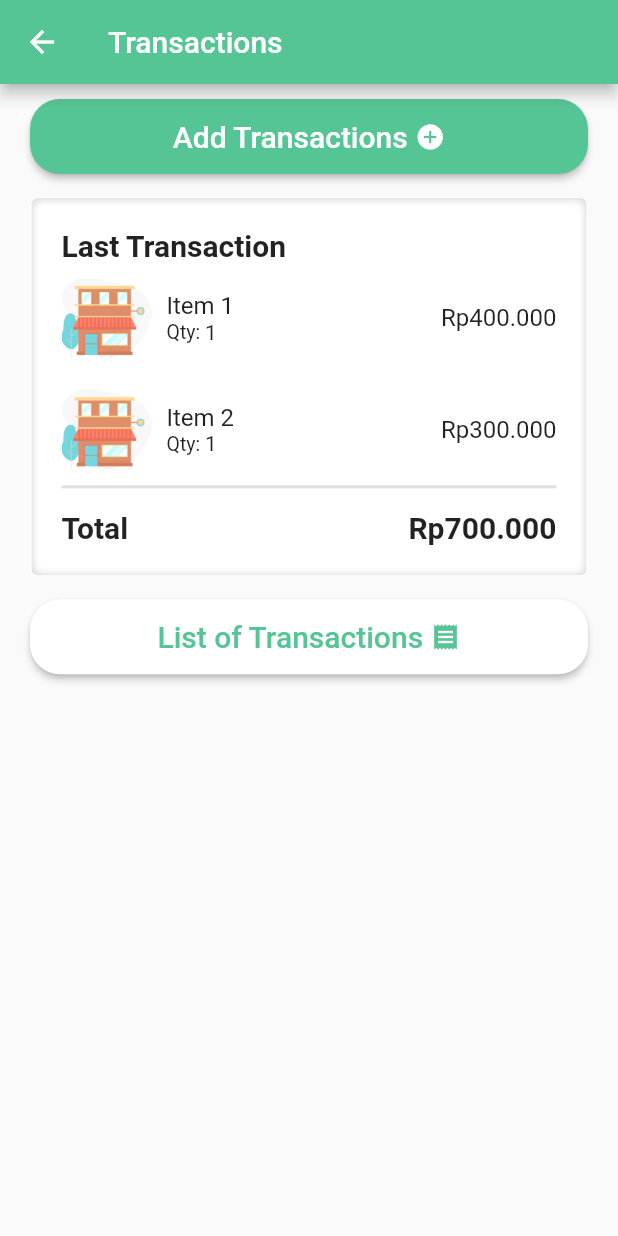
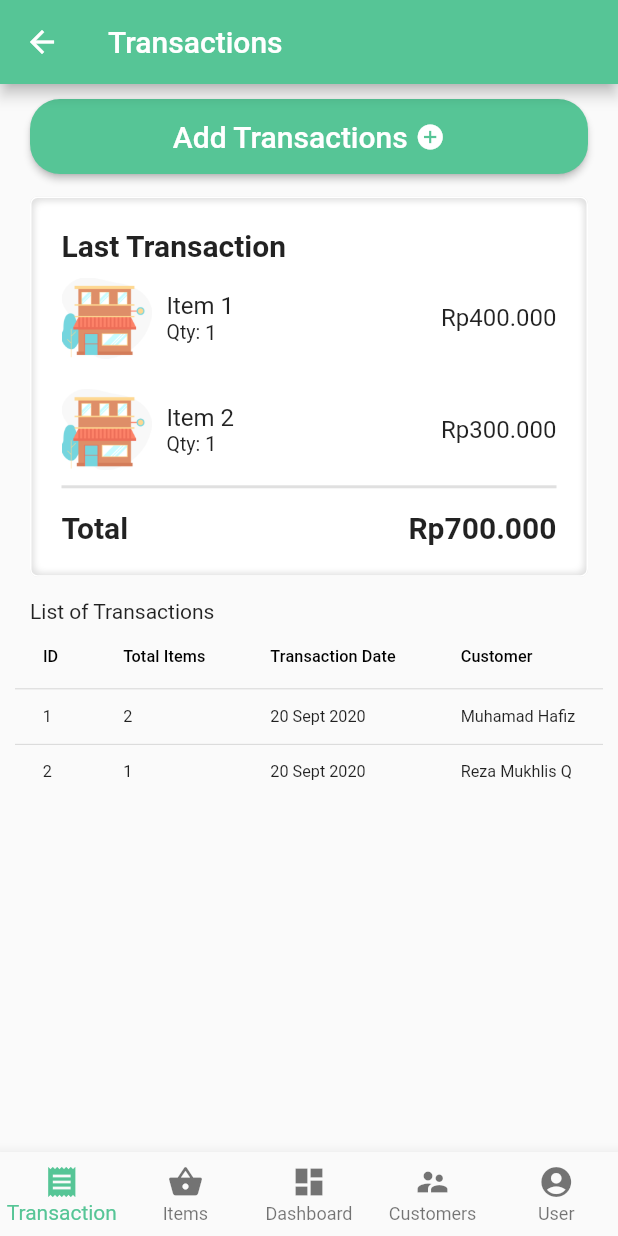
Before and after one commit to iceru/k_easier, a Flutter app: the screen it shows after launch, after a tap on "Transaction", on a phone screen of 412 x 824 dp. Run offline on Flutter 3.47's test engine with Material 2 defaults, Android fonts, the phone set to English and light mode, and no system bars; our stand-ins replace firebase_core; accounts and stored records are empty.

Commit message:
customer + transaction

```diff
--- /dev/null
+++ b/lib/components/colors.dart
@@ -0,0 +1,4 @@
+import 'package:flutter/material.dart';
+
+const mainColor = Color(0xff56C596);
+const secondaryColor = Color(0xffB6E9D3);
--- a/lib/dashboard.dart
+++ b/lib/dashboard.dart
@@ -1,7 +1,7 @@
 import 'package:flutter/material.dart';
 import 'package:k_easier/transactions.dart';
-
-const mainColor = Color(0xff56C596);
+import 'package:k_easier/customer.dart';
+import 'package:k_easier/components/colors.dart';
 
 class Dashboard extends StatelessWidget {
   @override
@@ -39,9 +39,22 @@ class Dashboard extends StatelessWidget {
                       ),
                     ),
                   ),
-                  Container(
-                    width: MediaQuery.of(context).size.width / 2,
-                    child: cardDash(Icons.supervisor_account, 'Customers'),
+                  Material(
+                    color: mainColor,
+                    child: InkWell(
+                      onTap: () {
+                        Navigator.push(
+                          context,
+                          MaterialPageRoute(
+                            builder: (context) => Customers(),
+                          ),
+                        );
+                      },
+                      child: Container(
+                        width: MediaQuery.of(context).size.width / 2,
+                        child: cardDash(Icons.supervisor_account, 'Customers'),
+                      ),
+                    ),
                   ),
                 ],
               ),
--- a/lib/signIn.dart
+++ b/lib/signIn.dart
@@ -1,4 +1,5 @@
 import 'package:flutter/material.dart';
+import 'package:k_easier/components/colors.dart';
 
 const mainColor = Color(0xff56C596);
 
@@ -130,7 +131,7 @@ Widget signIn = Container(
 Widget register = Center(
   child: Container(
       alignment: Alignment(0, 0),
-      color: Color(0xffB6E9D3),
+      color: secondaryColor,
       padding: const EdgeInsets.symmetric(vertical: 20),
       margin: const EdgeInsets.only(top: 5),
       child: Row(
@@ -142,7 +143,7 @@ Widget register = Center(
             style: TextStyle(fontSize: 16),
           ),
           Text(
-            'Register',
+            ' Register',
             style: TextStyle(fontSize: 16, fontWeight: FontWeight.bold),
           )
         ],
--- a/lib/transactions.dart
+++ b/lib/transactions.dart
@@ -1,5 +1,5 @@
 import 'package:flutter/material.dart';
-import 'package:k_easier/dashboard.dart';
+import 'package:k_easier/components/colors.dart';
 
 const grey = Colors.grey;
 
@@ -32,6 +32,7 @@ class Transactions extends StatelessWidget {
         backgroundColor: mainColor,
       ),
       body: Column(
+        crossAxisAlignment: CrossAxisAlignment.start,
         children: [
           buttonTransaction(
               mainColor, Colors.white, 'Add Transactions ', Icons.add_circle),
@@ -70,13 +71,73 @@ class Transactions extends StatelessWidget {
                       ),
                     ],
                   ),
-                )
+                ),
               ],
             ),
           ),
-          buttonTransaction(
-              Colors.white, mainColor, 'List of Transactions ', Icons.receipt),
+          Container(
+            padding: EdgeInsets.only(top: 10, left: 20, right: 20),
+            child: Text('List of Transactions'),
+          ),
+          SingleChildScrollView(
+            scrollDirection: Axis.vertical,
+            padding: EdgeInsets.symmetric(horizontal: 10),
+            child: FittedBox(
+              child: DataTable(
+                columns: const <DataColumn>[
+                  DataColumn(label: Text('ID')),
+                  DataColumn(label: Text('Total Items')),
+                  DataColumn(label: Text('Transaction Date')),
+                  DataColumn(label: Text('Customer'))
+                ],
+                rows: const <DataRow>[
+                  DataRow(
+                    cells: <DataCell>[
+                      DataCell(Text('1')),
+                      DataCell(Text('2')),
+                      DataCell(Text('20 Sept 2020')),
+                      DataCell(Text('Muhamad Hafiz')),
+                    ],
+                  ),
+                  DataRow(
+                    cells: <DataCell>[
+                      DataCell(Text('2')),
+                      DataCell(Text('1')),
+                      DataCell(Text('20 Sept 2020')),
+                      DataCell(Text('Reza Mukhlis Q')),
+                    ],
+                  ),
+                ],
+              ),
+            ),
+          ),
         ],
+      ),
+      bottomNavigationBar: BottomNavigationBar(
+        items: const <BottomNavigationBarItem>[
+          BottomNavigationBarItem(
+            icon: Icon(Icons.receipt),
+            title: Text('Transaction'),
+          ),
+          BottomNavigationBarItem(
+            icon: Icon(Icons.shopping_basket),
+            title: Text('Items'),
+          ),
+          BottomNavigationBarItem(
+            icon: Icon(Icons.dashboard),
+            title: Text('Dashboard'),
+          ),
+          BottomNavigationBarItem(
+            icon: Icon(Icons.supervisor_account),
+            title: Text('Customers'),
+          ),
+          BottomNavigationBarItem(
+            icon: Icon(Icons.account_circle),
+            title: Text('User'),
+          ),
+        ],
+        selectedItemColor: mainColor,
+        type: BottomNavigationBarType.fixed,
       ),
     );
   }
```
Also changed, not shown: lib/customer.dart (added, +97 -0 lines), lib/home.dart (+0 -22 lines).
